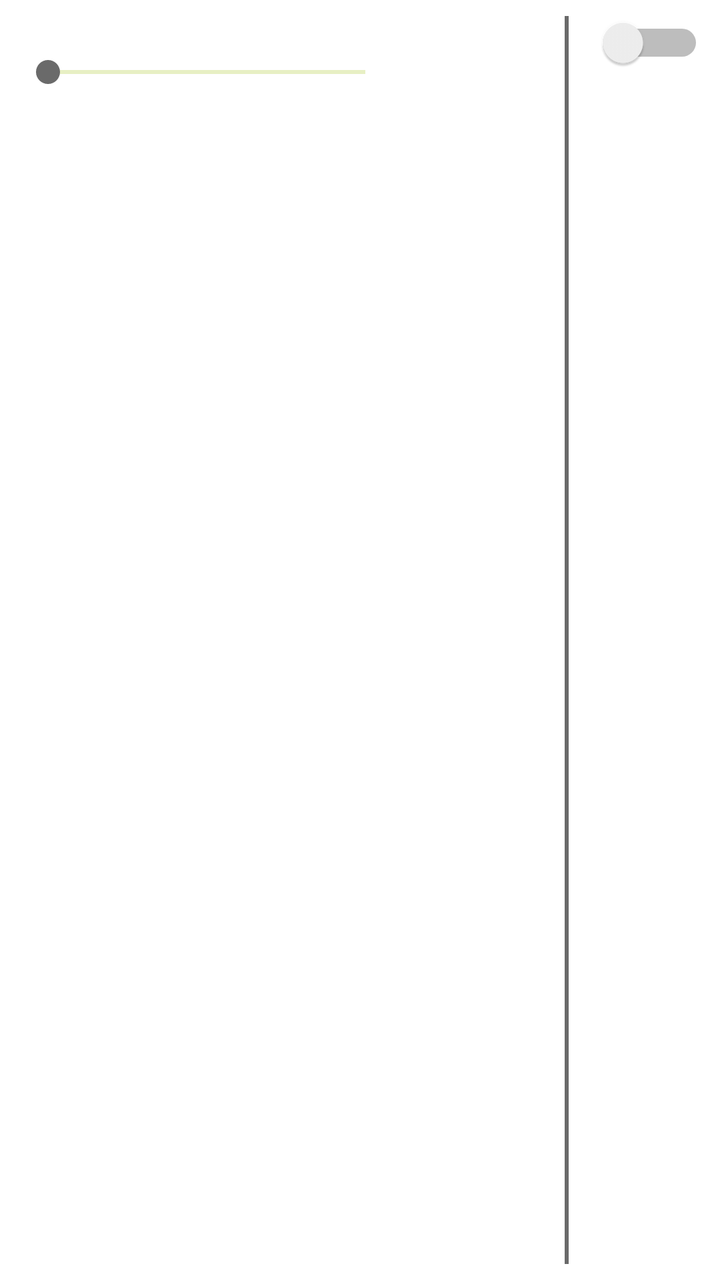
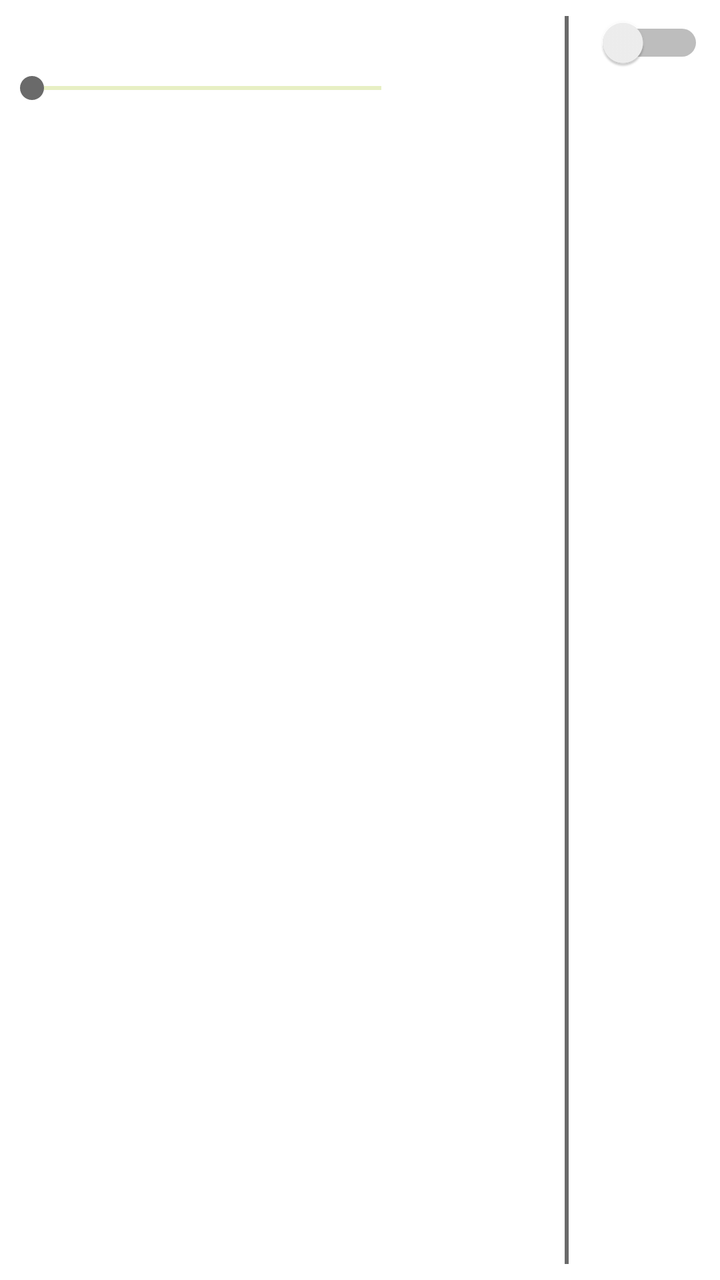

Screens rendered from an Android XML layout before and after an edit, with the pre-edit source and the edit as a unified diff.
<!-- AndroidManifest.xml: application theme AppTheme -->
<!-- res/layout/list_item_hitch.xml -->
<layout xmlns:android="http://schemas.android.com/apk/res/android">

    <data>

        <variable
            name="viewModel"
            type="eu.agribot.agribotapp.ui.fragment.toolcontrol.recycler.HitchListItemViewModel" />
    </data>

    <LinearLayout
        android:layout_width="match_parent"
        android:layout_height="wrap_content"
        android:orientation="horizontal">

        <LinearLayout
            android:layout_width="0dp"
            android:layout_height="wrap_content"
            android:layout_weight="4"
            android:orientation="vertical">

            <TextView
                android:id="@+id/recycler_tool_name"
                android:layout_width="wrap_content"
                android:layout_height="wrap_content"
                android:text="@{viewModel.toolName}"
                android:textSize="@dimen/text_size_medium" />

            <SeekBar
                android:id="@+id/recycler_seekbar"
                android:layout_width="match_parent"
                android:layout_height="wrap_content"
                android:progressBackgroundTint="@color/base_green"
                android:layout_margin="@dimen/margin_medium" />
        </LinearLayout>


        <TextView
            android:id="@+id/recycler_tool_value"
            android:layout_width="0dp"
            android:layout_height="wrap_content"
            android:layout_margin="@dimen/margin_medium"
            android:layout_weight="1"
            android:textStyle="bold" />

        <View
            android:layout_width="2dp"
            android:layout_height="match_parent"
            android:layout_margin="@dimen/margin_medium"
            android:background="@color/gray" />

        <Switch
            android:id="@+id/recycler_switch"
            android:layout_width="0dp"
            android:layout_height="wrap_content"
            android:layout_margin="@dimen/margin_medium"
            android:layout_weight="1" />


    </LinearLayout>
</layout>
<!-- resources referenced by this layout -->
<resources>
  <color name="base_green">#a4c01b</color>
  <color name="gray">#6A6A6A</color>
  <dimen name="margin_medium">8dp</dimen>
  <dimen name="text_size_medium">14sp</dimen>
  <style name="AppTheme" parent="Theme.MaterialComponents.Light.DarkActionBar">
          
          <item name="colorPrimary">@color/colorPrimary</item>
          <item name="colorPrimaryDark">@color/colorPrimaryDark</item>
          <item name="colorAccent">@color/colorAccent</item>
      </style>
  <color name="colorPrimary">@color/base_green</color>
  <color name="colorPrimaryDark">@color/base_green_darker</color>
  <color name="colorAccent">@color/gray</color>
  <color name="base_green_darker">#839915</color>
</resources>

<!-- the commit's change to res/layout/list_item_hitch.xml (unified diff, before → after) -->
@@ -29,6 +29,7 @@
                 android:id="@+id/recycler_seekbar"
                 android:layout_width="match_parent"
                 android:layout_height="wrap_content"
+                android:padding="@dimen/margin_medium"
                 android:progressBackgroundTint="@color/base_green"
                 android:layout_margin="@dimen/margin_medium" />
         </LinearLayout>
